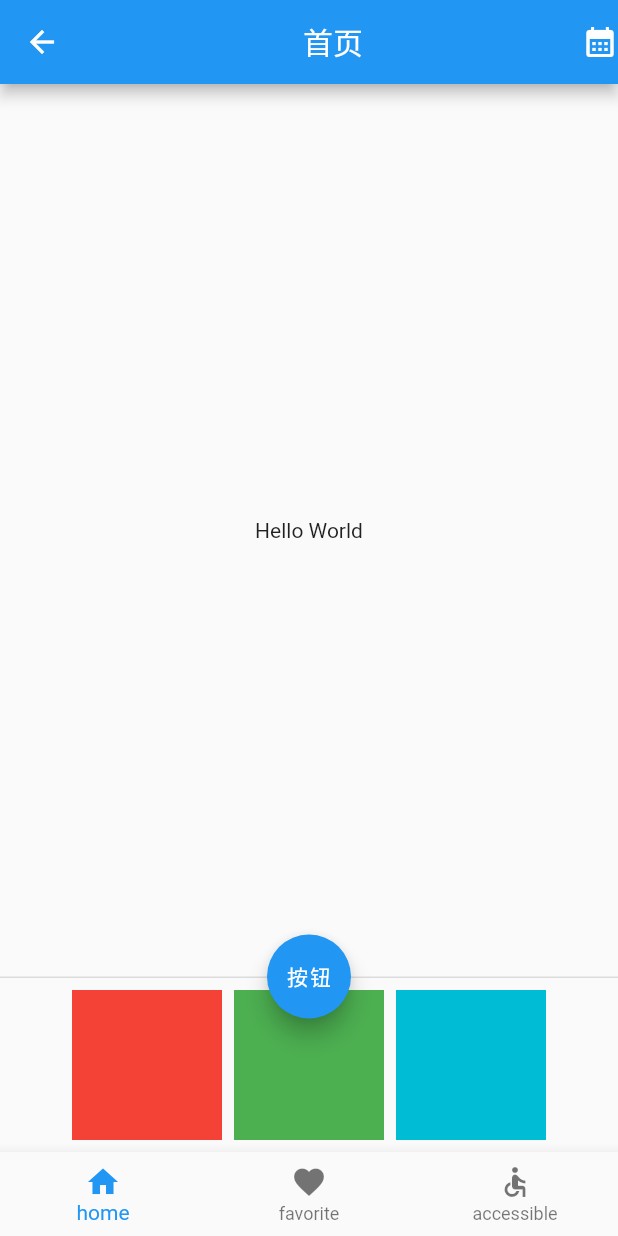
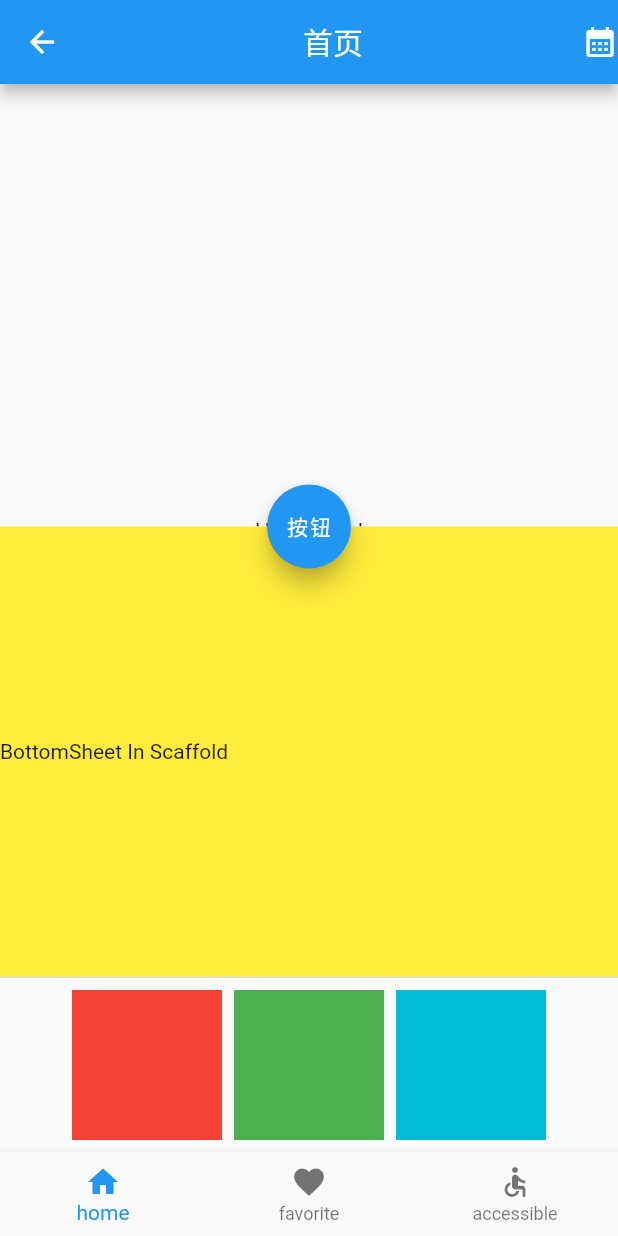
Before and after one commit to xiaohong12/flutter, a Flutter app: the screen it shows after launch, on a phone screen of 412 x 824 dp. Run offline on Flutter 3.47's test engine with Material 2 defaults, Android fonts, the light colour scheme and no system bars.

Commit message:
fixed bug

```diff
--- a/lib/main.dart
+++ b/lib/main.dart
@@ -45,11 +45,12 @@
             },
           ),
           floatingActionButtonAnimator: FloatingActionButtonAnimator.scaling,
-        floatingActionButtonLocation: FloatingActionButtonLocation.centerDocked,
+          floatingActionButtonLocation:
+              FloatingActionButtonLocation.centerDocked,
           drawer: const Text("drawer"),
           onDrawerChanged: (bool isOpened) => {print(isOpened)},
           bottomNavigationBar: const MyFulBottomNavigationBar(),
-      ),
+          bottomSheet: const MyBottomSheet()),
     );
   }
 }
@@ -92,3 +93,31 @@
     );
   }
 }
+
+class MyBottomSheet extends StatefulWidget {
+  const MyBottomSheet({super.key});
+  @override
+  State<StatefulWidget> createState() {
+    return MyBottomSheetState();
+  }
+}
+
+class MyBottomSheetState extends State<MyBottomSheet> {
+  bool isShowDrag = false;
+
+  @override
+  Widget build(BuildContext context) {
+    return BottomSheet(
+      onClosing: () => {},
+      showDragHandle: isShowDrag,
+      builder: (context) {
+        return Container(
+          height: 300,
+          color: Colors.yellow,
+          alignment: Alignment.centerLeft,
+          child: const Text("BottomSheet In Scaffold"),
+        );
+      },
+    );
+  }
+}
```
Lines whose indentation alone changed are shown as unchanged.
